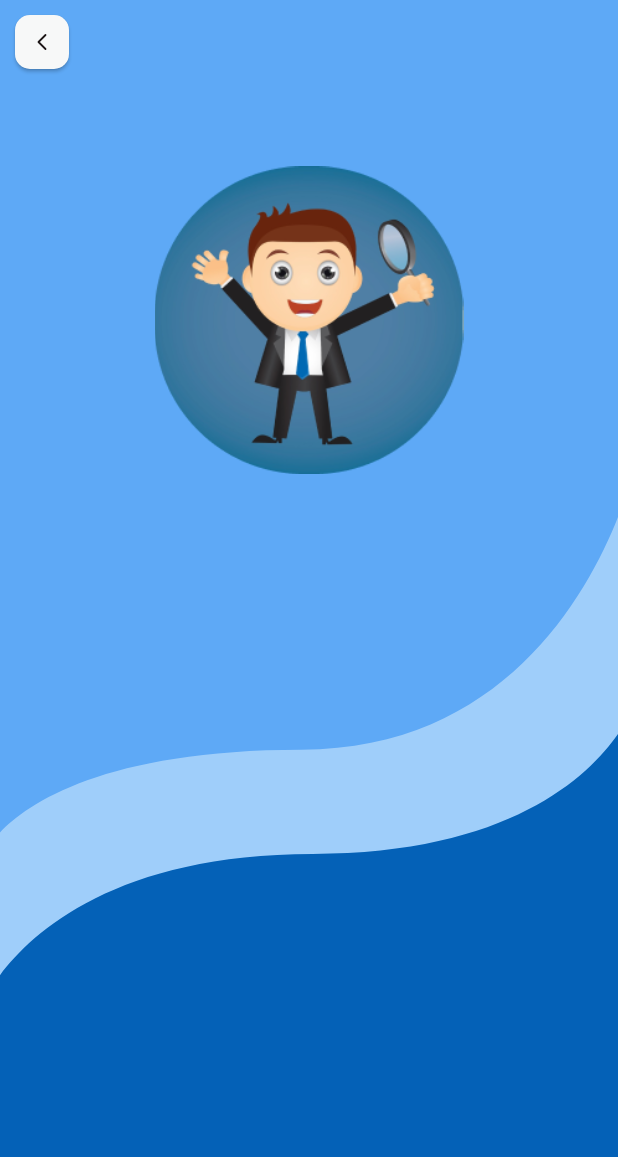
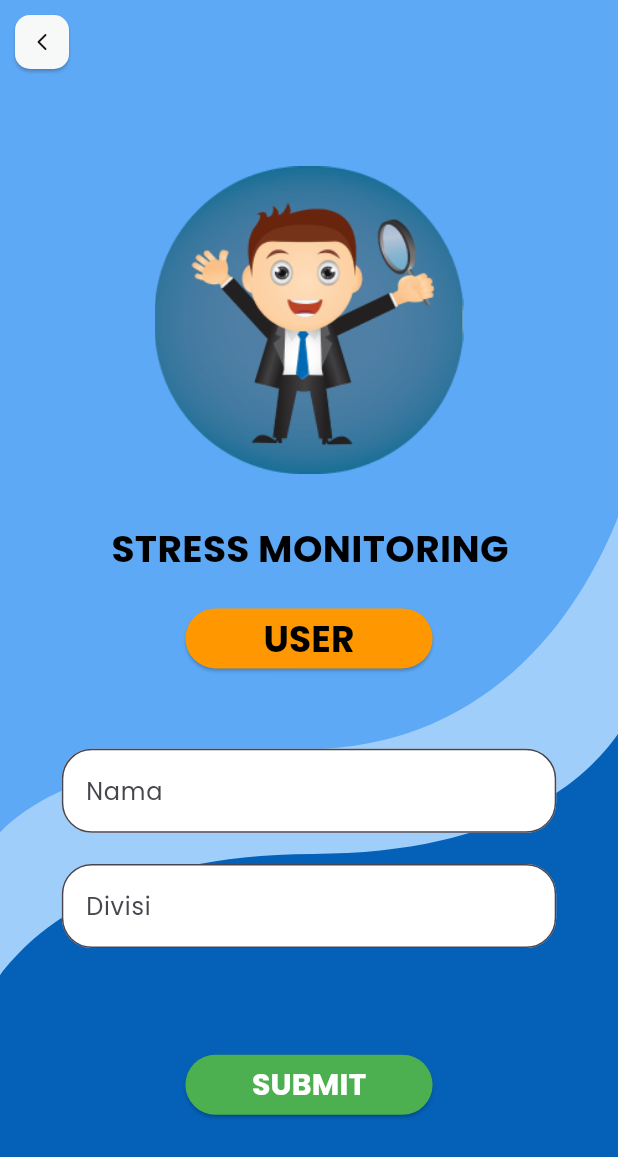
Before and after one commit to NanoCipto/UI-HeartMonitoring, a Flutter app: the screen it shows after launch, after a tap on "BACK", on a phone screen of 412 x 824 dp. Shown: the top 1157 px of the screen. Run offline on Flutter 3.47's test engine with Material 3 defaults, Android fonts, the phone set to English and light mode, and no system bars; our stand-ins replace flutter_svg; project files that could hold a hidden picture were left out.

Commit message:
input nama dan divisi done

```diff
--- a/Project Inka/lib/pages/home.dart
+++ b/Project Inka/lib/pages/home.dart
@@ -52,7 +52,7 @@ class HomePage extends StatelessWidget {
               // Tombol HRV bulat di kiri atas agak ke tengah
               Positioned(
                 top: parentHeight * 0.05, // Jarak dari atas layar
-                left: parentWidth * 0.1, // Jarak dari sisi kiri layar
+                left: parentWidth * 0.05, // Jarak dari sisi kiri layar
                 right: parentWidth * 0.5, // Jarak dari sisi kanan layar
                 // right : parentWidth * 0.7, // Jarak dari sisi kiri layar
                 child: ElevatedButton(
@@ -92,12 +92,11 @@ class HomePage extends StatelessWidget {
                           color: Colors.white,
                           fontWeight: FontWeight.bold),
                     ),
-                )
-              ),
+                  )),
               // Tombol Back bulat di kiri bawah agak ke tengah
               Positioned(
                 top: parentHeight * 0.29, // Jarak dari atas layar
-                left: parentWidth * 0.1, // Jarak dari sisi kiri layar
+                left: parentWidth * 0.05, // Jarak dari sisi kiri layar
                 right: parentWidth * 0.5, // Jarak dari sisi kanan layar
                 child: ElevatedButton(
                     onPressed: () {
@@ -112,7 +111,8 @@ class HomePage extends StatelessWidget {
                     style: ElevatedButton.styleFrom(
                       // backgroundColor: Colors.white, // Warna latar tombol
                       shape: CircleBorder(), // Membuat tombol berbentuk bulat
-                      padding: EdgeInsets.all(5), // Ukuran padding untuk membuat tombol bulat
+                      padding: EdgeInsets.all(
+                          5), // Ukuran padding untuk membuat tombol bulat
                     ),
                     child: Transform.scale(
                       scale: 0.9,
@@ -122,7 +122,7 @@ class HomePage extends StatelessWidget {
               Positioned(
                   top: parentHeight * 0.34, // Jarak dari atas layar
                   right: parentWidth * 0.1, // Jarak dari sisi kanan layar
-                left: parentWidth * 0.5, // Jarak dari sisi kiri layar
+                  left: parentWidth * 0.48, // Jarak dari sisi kiri layar
                   child: GestureDetector(
                       onTap: () {
                         Navigator.push(
@@ -176,9 +176,7 @@ class HomePage extends StatelessWidget {
               ),
             ],
           );
-        }
-      )
-    );
+        }));
   }
 }
 
--- a/Project Inka/lib/pages/login.dart
+++ b/Project Inka/lib/pages/login.dart
@@ -6,6 +6,8 @@ class LoginPage extends StatelessWidget {
 
   @override
   Widget build(BuildContext context) {
+    final TextEditingController _namaController = TextEditingController();
+    final TextEditingController _divisiController = TextEditingController();
     return Scaffold(
         appBar: AppBar(
           backgroundColor: const Color.fromRGBO(94, 169, 246, 1),
@@ -31,7 +33,8 @@ class LoginPage extends StatelessWidget {
             ),
           ),
         ),
-      body: LayoutBuilder(builder: (context, constraints) {
+        body: LayoutBuilder(
+          builder: (context, constraints) {
             //Layout Builder
             final parentWidth = constraints.maxWidth;
             final parentHeight = constraints.maxHeight;
@@ -43,8 +46,7 @@ class LoginPage extends StatelessWidget {
                     child: SvgPicture.asset(
                   'assets/icons/background.svg',
                   fit: BoxFit.cover,
-                )
-              ),
+                )),
                 //Icon Man
                 Positioned(
                   top: parentHeight * 0.01,
@@ -56,16 +58,115 @@ class LoginPage extends StatelessWidget {
                     'assets/icons/man.png',
                     scale: 1,
                   ),
+                ),
+                //Text
+                Positioned(
+                    top: parentHeight * 0.38, // Jarak dari atas layar
+                    right: parentWidth * 0.1, // Jarak dari sisi kanan layar
+                    left: parentWidth * 0.18, // Jarak dari sisi kiri layar
+                    child: Text(
+                      "STRESS MONITORING",
+                      style: TextStyle(
+                          fontSize: 25,
+                          color: Colors.black,
+                          fontWeight: FontWeight.bold),
+                    )),
+                //Button User
+                Positioned(
+                  top: parentHeight * 0.45,
+                  left: parentWidth * 0.3,
+                  right: parentWidth * 0.3,
+                  child: ElevatedButton(
+                    onPressed: () {
+                      // Aksi ketika tombol Back ditekan
+                    },
+                    style: ElevatedButton.styleFrom(
+                      backgroundColor: Colors.orange, // Warna latar tombol
+                      foregroundColor: Colors.black, // Warna teks tombol
+                      padding: EdgeInsets.symmetric(
+                          horizontal: 50, vertical: 0.5), // Ukuran padding
+                      shape: RoundedRectangleBorder(
+                        borderRadius: BorderRadius.circular(
+                            40), // Border persegi dengan sudut melengkung
+                      ),
+                    ),
+                    child: Text(
+                      'USER',
+                      style: TextStyle(
+                          fontSize: 24,
+                          fontWeight: FontWeight.bold,
+                          color: Colors.black),
+                    ),
+                  ),
+                ),
+                //Input Nama
+                Positioned(
+                    bottom: parentHeight * 0.35,
+                    left: parentWidth * 0.1,
+                    right: parentWidth * 0.1,
+                    child: Container(
+                        width: 1,
+                        child: TextField(
+                          //Entry Box Nama
+                          controller: _namaController,
+                          decoration: InputDecoration(
+                            labelText: 'Nama',
+                            filled: true,
+                            fillColor: Colors.white,
+                            border: OutlineInputBorder(
+                                borderRadius: BorderRadius.circular(20)),
+                          ),
+                        ))),
+
+                //Input Divisi
+                Positioned(
+                    bottom: parentHeight * 0.25,
+                    left: parentWidth * 0.1,
+                    right: parentWidth * 0.1,
+                    child: Container(
+                        width: 1,
+                        child: TextField(
+                          //Entry Box Nama
+                          controller: _divisiController,
+                          decoration: InputDecoration(
+                            labelText: 'Divisi',
+                            filled: true,
+                            fillColor: Colors.white,
+                            border: OutlineInputBorder(
+                                borderRadius: BorderRadius.circular(20)),
+                          ),
+                        ))),
+                //Button Submit
+                Positioned(
+                  bottom: parentHeight * 0.1,
+                  left: parentWidth * 0.3,
+                  right: parentWidth * 0.3,
+                  child: ElevatedButton(
+                    onPressed: () {
+                      // Aksi ketika tombol Back ditekan
+                    },
+                    style: ElevatedButton.styleFrom(
+                      backgroundColor: Colors.green, // Warna latar tombol
+                      foregroundColor: Colors.black, // Warna teks tombol
+                      padding: EdgeInsets.symmetric(
+                          horizontal: 20, vertical: 0.5), // Ukuran padding
+                      shape: RoundedRectangleBorder(
+                        borderRadius: BorderRadius.circular(
+                            40), // Border persegi dengan sudut melengkung
+                      ),
+                    ),
+                    child: Text(
+                      'SUBMIT',
+                      style: TextStyle(
+                          fontSize: 20,
+                          fontWeight: FontWeight.bold,
+                          color: Colors.white),
+                    ),
+                  ),
                 )
-            //Icon 2
-
-            //Button 1
-
-            //Button 2
               ],
             );
           },
-      )
-    );
+        ));
   }
 }
```
Lines whose indentation alone changed are shown as unchanged.
